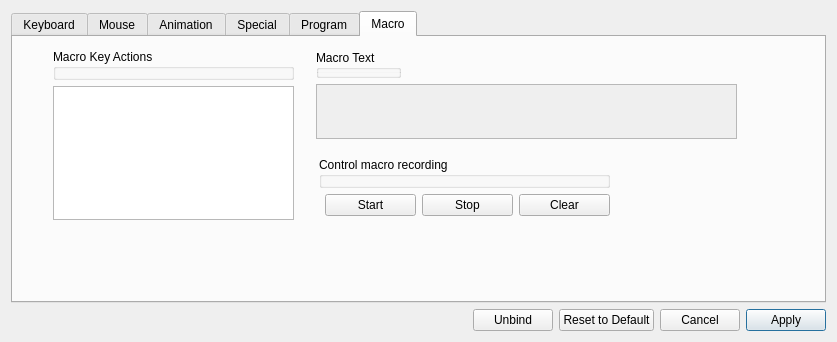
Qt form src/ckb/rebindwidget.ui (ccMSC/ckb) before a commit.
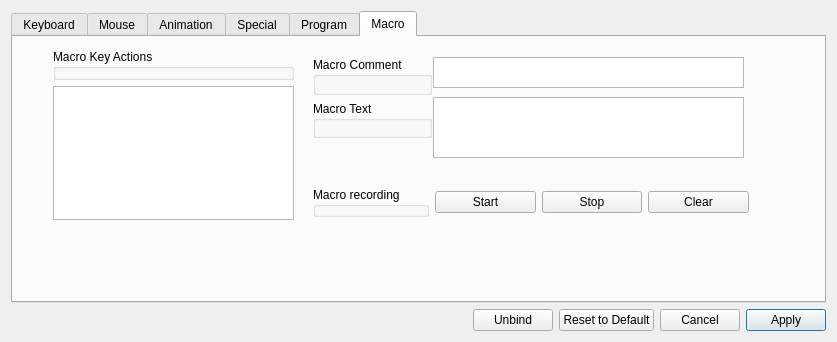
The same form after that commit. The open tabs and pages were chosen to show the change.

Commit message:
get some additions to macro UI
- Added textpane for Macro Comment
- Changes Tab sequence
- new class macroreader added
- added some signals to handle clear, start, stop

What changed in the file:
```diff
--- a/src/ckb/rebindwidget.ui
+++ b/src/ckb/rebindwidget.ui
@@ -1551,77 +1551,76 @@
          </widget>
         </item>
         <item row="1" column="0">
-         <widget class="QPlainTextEdit" name="pteMacroBox"/>
-        </item>
-       </layout>
-      </widget>
-      <widget class="QWidget" name="layoutWidget">
-       <property name="geometry">
-        <rect>
-         <x>306</x>
-         <y>120</y>
-         <width>291</width>
-         <height>65</height>
-        </rect>
-       </property>
-       <layout class="QFormLayout" name="formLayout">
-        <item row="0" column="0" colspan="2">
-         <widget class="QGroupBox" name="groupBox">
-          <property name="title">
-           <string>Control macro recording</string>
+         <widget class="QPlainTextEdit" name="pteMacroBox">
+          <property name="focusPolicy">
+           <enum>Qt::WheelFocus</enum>
+          </property>
+          <property name="tabChangesFocus">
+           <bool>true</bool>
           </property>
          </widget>
         </item>
-        <item row="1" column="1">
-         <layout class="QGridLayout" name="gridLayout_9">
-          <item row="0" column="0">
-           <widget class="QPushButton" name="btnStartMacro">
-            <property name="text">
-             <string>Start</string>
-            </property>
-           </widget>
-          </item>
-          <item row="0" column="1">
-           <widget class="QPushButton" name="btnStopMacro">
-            <property name="text">
-             <string>Stop</string>
-            </property>
-           </widget>
-          </item>
-          <item row="0" column="2">
-           <widget class="QPushButton" name="btnClearMacro">
-            <property name="text">
-             <string>Clear</string>
-            </property>
-           </widget>
-          </item>
-         </layout>
-        </item>
        </layout>
       </widget>
-      <widget class="QGroupBox" name="groupBox_3">
-       <property name="geometry">
-        <rect>
-         <x>303</x>
-         <y>13</y>
-         <width>85</width>
-         <height>28</height>
-        </rect>
-       </property>
-       <property name="title">
-        <string>Macro Text</string>
-       </property>
-      </widget>
-      <widget class="QPlainTextEdit" name="pteMacroText">
+      <widget class="QPlainTextEdit" name="pteMacroComment">
        <property name="enabled">
+        <bool>true</bool>
+       </property>
+       <property name="geometry">
+        <rect>
+         <x>420</x>
+         <y>20</y>
+         <width>311</width>
+         <height>31</height>
+        </rect>
+       </property>
+       <property name="focusPolicy">
+        <enum>Qt::WheelFocus</enum>
+       </property>
+       <property name="contextMenuPolicy">
+        <enum>Qt::NoContextMenu</enum>
+       </property>
+       <property name="acceptDrops">
+        <bool>true</bool>
+       </property>
+       <property name="toolTip">
+        <string>What is this macro for?</string>
+       </property>
+       <property name="toolTipDuration">
+        <number>1</number>
+       </property>
+       <property name="inputMethodHints">
+        <set>Qt::ImhNone</set>
+       </property>
+       <property name="verticalScrollBarPolicy">
+        <enum>Qt::ScrollBarAlwaysOff</enum>
+       </property>
+       <property name="tabChangesFocus">
+        <bool>true</bool>
+       </property>
+       <property name="documentTitle">
+        <string/>
+       </property>
+       <property name="undoRedoEnabled">
+        <bool>true</bool>
+       </property>
+       <property name="readOnly">
         <bool>false</bool>
        </property>
+       <property name="plainText">
+        <string/>
+       </property>
+       <property name="tabStopWidth">
+        <number>1</number>
+       </property>
+      </widget>
+      <widget class="QPlainTextEdit" name="pteMacroText">
        <property name="geometry">
         <rect>
-         <x>303</x>
-         <y>47</y>
-         <width>421</width>
-         <height>55</height>
+         <x>420</x>
+         <y>60</y>
+         <width>311</width>
+         <height>61</height>
         </rect>
        </property>
        <property name="focusPolicy">
@@ -1643,7 +1642,7 @@
         <bool>false</bool>
        </property>
        <property name="readOnly">
-        <bool>true</bool>
+        <bool>false</bool>
        </property>
        <property name="plainText">
         <string/>
@@ -1652,8 +1651,73 @@
         <number>1</number>
        </property>
       </widget>
-      <zorder>groupBox_3</zorder>
-      <zorder>pteMacroText</zorder>
+      <widget class="QWidget" name="layoutWidget">
+       <property name="geometry">
+        <rect>
+         <x>300</x>
+         <y>20</y>
+         <width>119</width>
+         <height>81</height>
+        </rect>
+       </property>
+       <layout class="QVBoxLayout" name="verticalLayout_2">
+        <item>
+         <widget class="QGroupBox" name="groupBox_3">
+          <property name="title">
+           <string>Macro Comment</string>
+          </property>
+         </widget>
+        </item>
+        <item>
+         <widget class="QGroupBox" name="groupBox_4">
+          <property name="title">
+           <string>Macro Text</string>
+          </property>
+         </widget>
+        </item>
+       </layout>
+      </widget>
+      <widget class="QWidget" name="layoutWidget_2">
+       <property name="geometry">
+        <rect>
+         <x>300</x>
+         <y>150</y>
+         <width>436</width>
+         <height>30</height>
+        </rect>
+       </property>
+       <layout class="QGridLayout" name="gridLayout_10">
+        <item row="0" column="0">
+         <widget class="QGroupBox" name="groupBox">
+          <property name="title">
+           <string>Macro recording</string>
+          </property>
+         </widget>
+        </item>
+        <item row="0" column="2">
+         <widget class="QPushButton" name="btnStopMacro">
+          <property name="text">
+           <string>Stop</string>
+          </property>
+         </widget>
+        </item>
+        <item row="0" column="1">
+         <widget class="QPushButton" name="btnStartMacro">
+          <property name="text">
+           <string>Start</string>
+          </property>
+         </widget>
+        </item>
+        <item row="0" column="3">
+         <widget class="QPushButton" name="btnClearMacro">
+          <property name="text">
+           <string>Clear</string>
+          </property>
+         </widget>
+        </item>
+       </layout>
+      </widget>
+      <zorder>pteMacroComment</zorder>
       <zorder>layoutWidget1</zorder>
       <zorder>layoutWidget</zorder>
      </widget>
```
Left out of the diff: 147 changed lines with no effect on the pictures. The commit also changes 4 other files.
